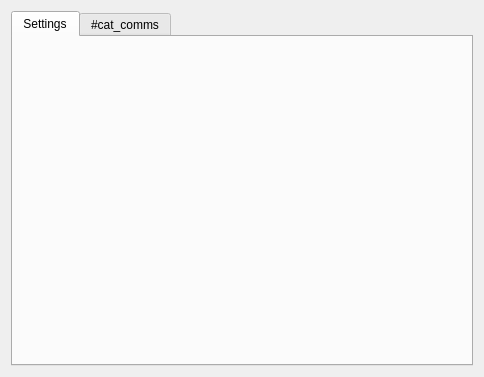
Qt form mainwindow.ui (MasterScott/ChIRCPanel) before a commit.
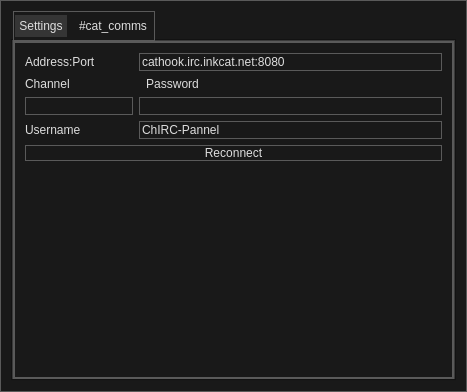
The same form after that commit.

The edit to the form file:
```diff
--- a/mainwindow.ui
+++ b/mainwindow.ui
@@ -6,13 +6,299 @@
    <rect>
     <x>0</x>
     <y>0</y>
-    <width>484</width>
-    <height>377</height>
+    <width>467</width>
+    <height>392</height>
    </rect>
   </property>
   <property name="windowTitle">
    <string>Cathook IRC</string>
   </property>
+  <property name="styleSheet">
+   <string notr="true">/*
+	Copyright 2013 Emanuel Claesson
+
+	Licensed under the Apache License, Version 2.0 (the &quot;License&quot;);
+	you may not use this file except in compliance with the License.
+	You may obtain a copy of the License at
+
+		http://www.apache.org/licenses/LICENSE-2.0
+
+	Unless required by applicable law or agreed to in writing, software
+	distributed under the License is distributed on an &quot;AS IS&quot; BASIS,
+	WITHOUT WARRANTIES OR CONDITIONS OF ANY KIND, either express or implied.
+	See the License for the specific language governing permissions and
+	limitations under the License.
+*/
+
+/*
+	COLOR_DARK     = #191919
+	COLOR_MEDIUM   = #353535
+	COLOR_MEDLIGHT = #5A5A5A
+	COLOR_LIGHT    = #DDDDDD
+	COLOR_ACCENT   = #3D7848
+*/
+
+* {
+	background: #191919;
+	color: #DDDDDD;
+	border: 1px solid #5A5A5A;
+}
+
+QWidget::item:selected {
+	background: #3D7848;
+}
+
+QCheckBox, QRadioButton {
+	border: none;
+}
+
+QRadioButton::indicator, QCheckBox::indicator {
+	width: 13px;
+	height: 13px;
+}
+
+QRadioButton::indicator::unchecked, QCheckBox::indicator::unchecked {
+	border: 1px solid #5A5A5A;
+	background: none;
+}
+
+QRadioButton::indicator:unchecked:hover, QCheckBox::indicator:unchecked:hover {
+	border: 1px solid #DDDDDD;
+}
+
+QRadioButton::indicator::checked, QCheckBox::indicator::checked {
+	border: 1px solid #5A5A5A;
+	background: #5A5A5A;
+}
+
+QRadioButton::indicator:checked:hover, QCheckBox::indicator:checked:hover {
+	border: 1px solid #DDDDDD;
+	background: #DDDDDD;
+}
+
+QGroupBox {
+	margin-top: 6px;
+}
+
+QGroupBox::title {
+	top: -7px;
+	left: 7px;
+}
+
+QScrollBar {
+	border: 1px solid #5A5A5A;
+	background: #191919;
+}
+
+QScrollBar:horizontal {
+	height: 15px;
+	margin: 0px 0px 0px 32px;
+}
+
+QScrollBar:vertical {
+	width: 15px;
+	margin: 32px 0px 0px 0px;
+}
+
+QScrollBar::handle {
+	background: #353535;
+	border: 1px solid #5A5A5A;
+}
+
+QScrollBar::handle:horizontal {
+	border-width: 0px 1px 0px 1px;
+}
+
+QScrollBar::handle:vertical {
+	border-width: 1px 0px 1px 0px;
+}
+
+QScrollBar::handle:horizontal {
+	min-width: 20px;
+}
+
+QScrollBar::handle:vertical {
+	min-height: 20px;
+}
+
+QScrollBar::add-line, QScrollBar::sub-line {
+	background:#353535;
+	border: 1px solid #5A5A5A;
+	subcontrol-origin: margin;
+}
+
+QScrollBar::add-line {
+	position: absolute;
+}
+
+QScrollBar::add-line:horizontal {
+	width: 15px;
+	subcontrol-position: left;
+	left: 15px;
+}
+
+QScrollBar::add-line:vertical {
+	height: 15px;
+	subcontrol-position: top;
+	top: 15px;
+}
+
+QScrollBar::sub-line:horizontal {
+	width: 15px;
+	subcontrol-position: top left;
+}
+
+QScrollBar::sub-line:vertical {
+	height: 15px;
+	subcontrol-position: top;
+}
+
+QScrollBar:left-arrow, QScrollBar::right-arrow, QScrollBar::up-arrow, QScrollBar::down-arrow {
+	border: 1px solid #5A5A5A;
+	width: 3px;
+	height: 3px;
+}
+
+QScrollBar::add-page, QScrollBar::sub-page {
+	background: none;
+}
+
+QAbstractButton:hover {
+	background: #353535;
+}
+
+QAbstractButton:pressed {
+	background: #5A5A5A;
+}
+
+QAbstractItemView {
+	show-decoration-selected: 1;
+	selection-background-color: #3D7848;
+	selection-color: #DDDDDD;
+	alternate-background-color: #353535;
+}
+
+QHeaderView {
+	border: 1px solid #5A5A5A;
+}
+
+QHeaderView::section {
+	background: #191919;
+	border: 1px solid #5A5A5A;
+	padding: 4px;
+}
+
+QHeaderView::section:selected, QHeaderView::section::checked {
+	background: #353535;
+}
+
+QTableView {
+	gridline-color: #5A5A5A;
+}
+
+QTabBar {
+	margin-left: 2px;
+}
+
+QTabBar::tab {
+	border-radius: 0px;
+	padding: 4px;
+	margin: 4px;
+}
+
+QTabBar::tab:selected {
+	background: #353535;
+}
+
+QComboBox::down-arrow {
+	border: 1px solid #5A5A5A;
+	background: #353535;
+}
+
+QComboBox::drop-down {
+	border: 1px solid #5A5A5A;
+	background: #353535;
+}
+
+QComboBox::down-arrow {
+	width: 3px;
+	height: 3px;
+	border: 1px solid #5A5A5A;
+}
+
+QAbstractSpinBox {
+	padding-right: 15px;
+}
+
+QAbstractSpinBox::up-button, QAbstractSpinBox::down-button {
+	border: 1px solid #5A5A5A;
+	background: #353535;
+	subcontrol-origin: border;
+}
+
+QAbstractSpinBox::up-arrow, QAbstractSpinBox::down-arrow {
+	width: 3px;
+	height: 3px;
+	border: 1px solid #5A5A5A;
+}
+
+QSlider {
+	border: none;
+}
+
+QSlider::groove:horizontal {
+	height: 5px;
+	margin: 4px 0px 4px 0px;
+}
+
+QSlider::groove:vertical {
+	width: 5px;
+	margin: 0px 4px 0px 4px;
+}
+
+QSlider::handle {
+	border: 1px solid #5A5A5A;
+	background: #353535;
+}
+
+QSlider::handle:horizontal {
+	width: 15px;
+	margin: -4px 0px -4px 0px;
+}
+
+QSlider::handle:vertical {
+	height: 15px;
+	margin: 0px -4px 0px -4px;
+}
+
+QSlider::add-page:vertical, QSlider::sub-page:horizontal {
+	background: #3D7848;
+}
+
+QSlider::sub-page:vertical, QSlider::add-page:horizontal {
+	background: #353535;
+}
+
+QLabel {
+	border: none;
+}
+
+QProgressBar {
+	text-align: center;
+}
+
+QProgressBar::chunk {
+	width: 1px;
+	background-color: #3D7848;
+}
+
+QMenu::separator {
+	background: #353535;
+}</string>
+  </property>
+  <property name="documentMode">
+   <bool>false</bool>
+  </property>
   <widget class="QWidget" name="centralWidget">
    <property name="layoutDirection">
     <enum>Qt::LeftToRight</enum>
@@ -21,7 +307,7 @@
     <item row="0" column="0">
      <widget class="QTabWidget" name="MainTabs">
       <property name="autoFillBackground">
-       <bool>true</bool>
+       <bool>false</bool>
       </property>
       <property name="currentIndex">
        <number>0</number>
@@ -30,6 +316,67 @@
        <attribute name="title">
         <string>Settings</string>
        </attribute>
+       <layout class="QFormLayout" name="formLayout">
+        <item row="2" column="0">
+         <widget class="QLabel" name="label">
+          <property name="text">
+           <string>Address:Port</string>
+          </property>
+         </widget>
+        </item>
+        <item row="2" column="1">
+         <widget class="QLineEdit" name="addressField">
+          <property name="toolTip">
+           <string>&lt;html&gt;&lt;head/&gt;&lt;body&gt;&lt;p&gt;Address and Port seperated by &amp;quot;:&amp;quot;&lt;/p&gt;&lt;/body&gt;&lt;/html&gt;</string>
+          </property>
+          <property name="text">
+           <string>cathook.irc.inkcat.net:8080</string>
+          </property>
+         </widget>
+        </item>
+        <item row="5" column="0">
+         <widget class="QLineEdit" name="channelField">
+          <property name="toolTip">
+           <string>&lt;html&gt;&lt;head/&gt;&lt;body&gt;&lt;p&gt;Command and Control Channel&lt;/p&gt;&lt;/body&gt;&lt;/html&gt;</string>
+          </property>
+         </widget>
+        </item>
+        <item row="5" column="1">
+         <widget class="QLineEdit" name="passwordField">
+          <property name="toolTip">
+           <string>&lt;html&gt;&lt;head/&gt;&lt;body&gt;&lt;p&gt;Command and Control Password&lt;/p&gt;&lt;/body&gt;&lt;/html&gt;</string>
+          </property>
+         </widget>
+        </item>
+        <item row="3" column="0" colspan="2">
+         <widget class="QLabel" name="label_2">
+          <property name="text">
+           <string>Channel                       Password</string>
+          </property>
+         </widget>
+        </item>
+        <item row="7" column="0">
+         <widget class="QLabel" name="label_3">
+          <property name="text">
+           <string>Username</string>
+          </property>
+         </widget>
+        </item>
+        <item row="7" column="1">
+         <widget class="QLineEdit" name="usernameField">
+          <property name="text">
+           <string>ChIRC-Pannel</string>
+          </property>
+         </widget>
+        </item>
+        <item row="11" column="0" colspan="2">
+         <widget class="QPushButton" name="reconnectButton">
+          <property name="text">
+           <string>Reconnect</string>
+          </property>
+         </widget>
+        </item>
+       </layout>
       </widget>
       <widget class="QWidget" name="tabWidgetPage2" native="true">
        <attribute name="title">
```
Left out of the diff: 4 changed lines with no effect on the pictures.
